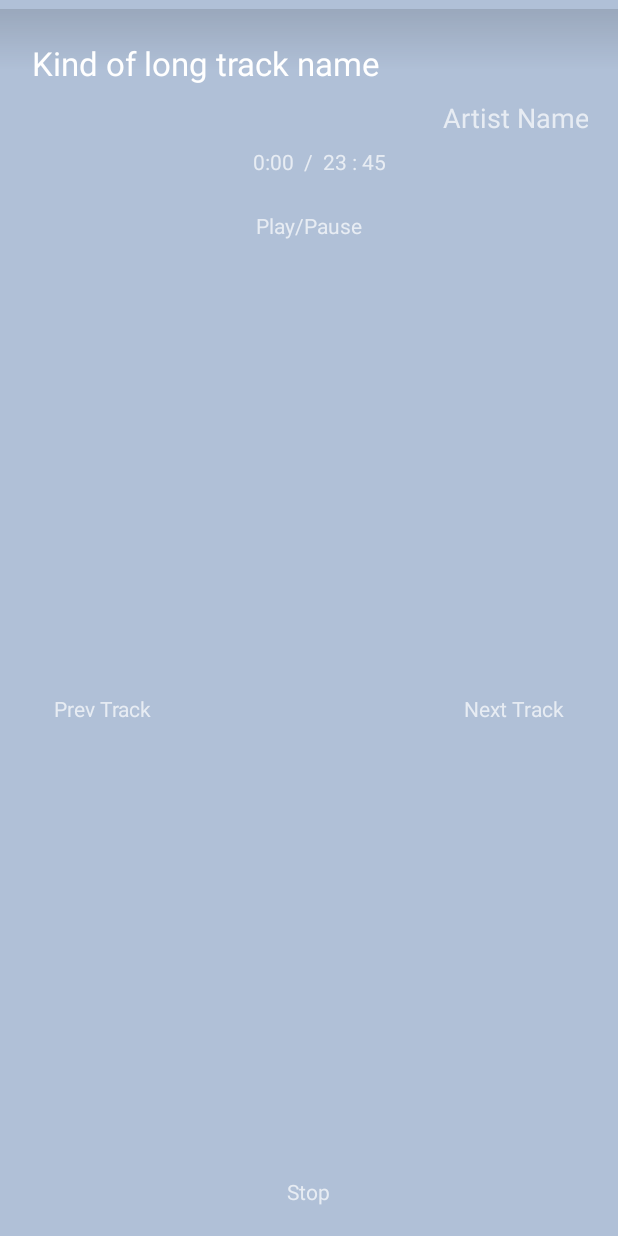
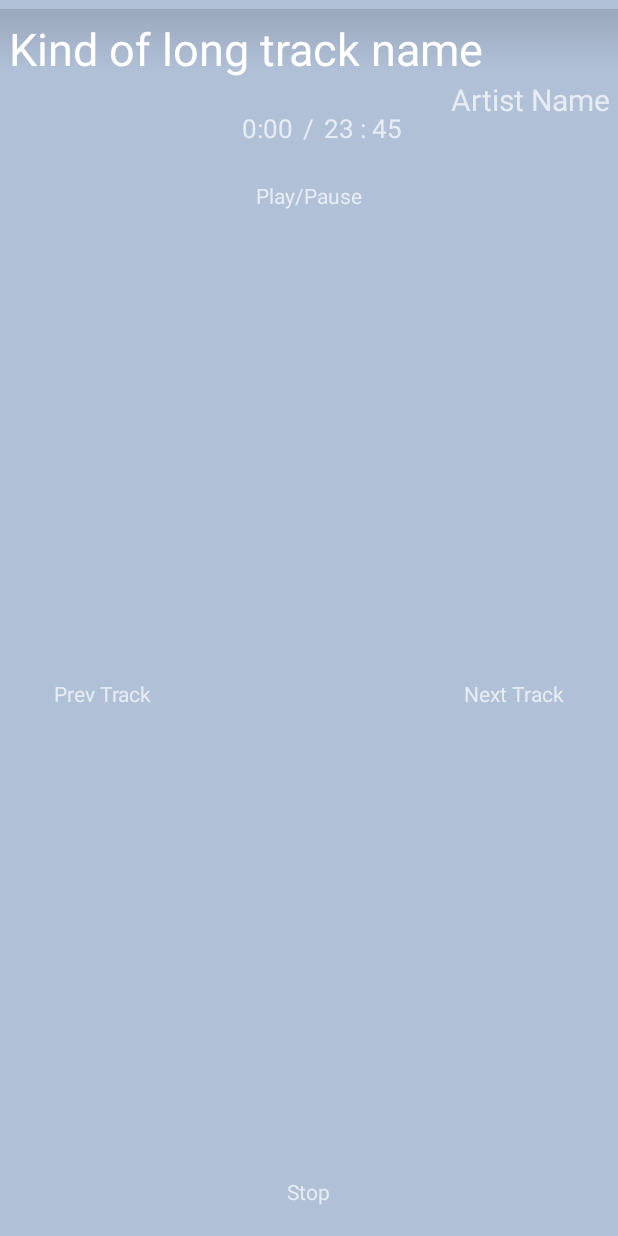
Before and after one commit to beautifultown/Poche, an Android app: the MainActivity screen opened directly, with no data from a screen before it, on a phone screen of 412 x 824 dp. Run offline under Robolectric (Android 15) with nearby library versions, the phone set to English and light mode, and no system bars; libraries missing offline, so code that uses them is left out: android.support.percent, junit.framework; plain views replace PercentRelativeLayout; 7 statements that could not run were skipped.

Commit message:
Changed UI to fit mockup more closely

```diff
--- a/app/src/main/res/layout/activity_main.xml
+++ b/app/src/main/res/layout/activity_main.xml
@@ -33,15 +33,18 @@
         android:paddingLeft="@dimen/activity_horizontal_margin"
         android:paddingRight="@dimen/activity_horizontal_margin"
         android:paddingTop="@dimen/activity_vertical_margin"
+        android:clipToPadding="false"
         android:background="@drawable/main_background">
 
         <TextView
             android:id="@+id/main_TextTitle"
             android:layout_width="match_parent"
             android:layout_height="wrap_content"
+            android:layout_marginTop="-10dp"
+            android:layout_marginLeft="-10dp"
             android:gravity="left"
-            android:layout_margin="5dp"
             android:text="Kind of long track name"
+            android:textSize="@dimen/font_size_large"
             android:textAppearance="?android:attr/textAppearanceLarge"/>
 
         <TextView
@@ -49,12 +52,14 @@
             android:layout_width="match_parent"
             android:layout_height="wrap_content"
             android:gravity="right"
-            android:layout_margin="4dp"
+            android:layout_marginRight="-10dp"
+            android:textSize="@dimen/font_size_medium"
             android:text="Artist Name"
             android:textAppearance="?android:attr/textAppearanceMedium"/>
 
         <RelativeLayout
             android:layout_width="match_parent"
+            android:layout_marginTop="-10dp"
             android:layout_height="wrap_content">
 
             <TextView
@@ -63,6 +68,7 @@
                 android:layout_height="wrap_content"
                 android:layout_margin="3dp"
                 android:layout_toLeftOf="@+id/main_TextPositionSlash"
+                android:textSize="@dimen/font_size_small"
                 android:text="12 : 34"/>
 
             <TextView
@@ -71,6 +77,7 @@
                 android:layout_height="wrap_content"
                 android:layout_margin="3dp"
                 android:layout_centerInParent="true"
+                android:textSize="@dimen/font_size_small"
                 android:text="/"/>
 
             <TextView
@@ -79,6 +86,7 @@
                 android:layout_height="wrap_content"
                 android:layout_margin="3dp"
                 android:layout_toRightOf="@+id/main_TextPositionSlash"
+                android:textSize="@dimen/font_size_small"
                 android:text="23 : 45"/>
 
         </RelativeLayout>
--- a/app/src/main/res/values/dimens.xml
+++ b/app/src/main/res/values/dimens.xml
@@ -3,4 +3,7 @@
     <dimen name="activity_horizontal_margin">16dp</dimen>
     <dimen name="activity_vertical_margin">16dp</dimen>
     <dimen name="fab_margin">16dp</dimen>
+    <dimen name="font_size_large">30dp</dimen>
+    <dimen name="font_size_medium">20dp</dimen>
+    <dimen name="font_size_small">17dp</dimen>
 </resources>
```
